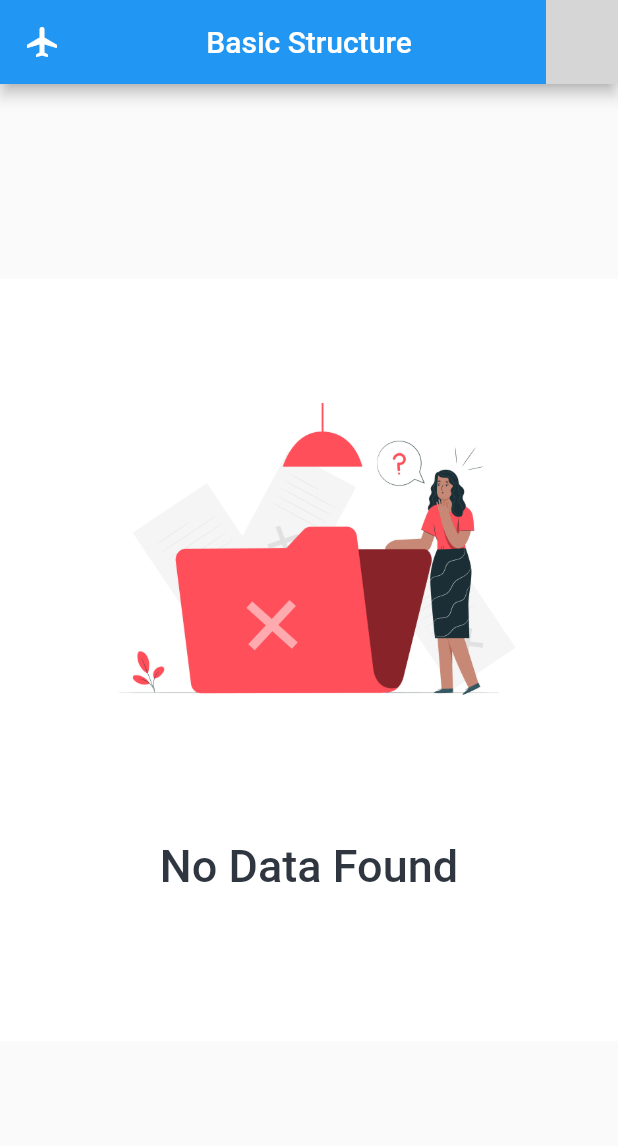
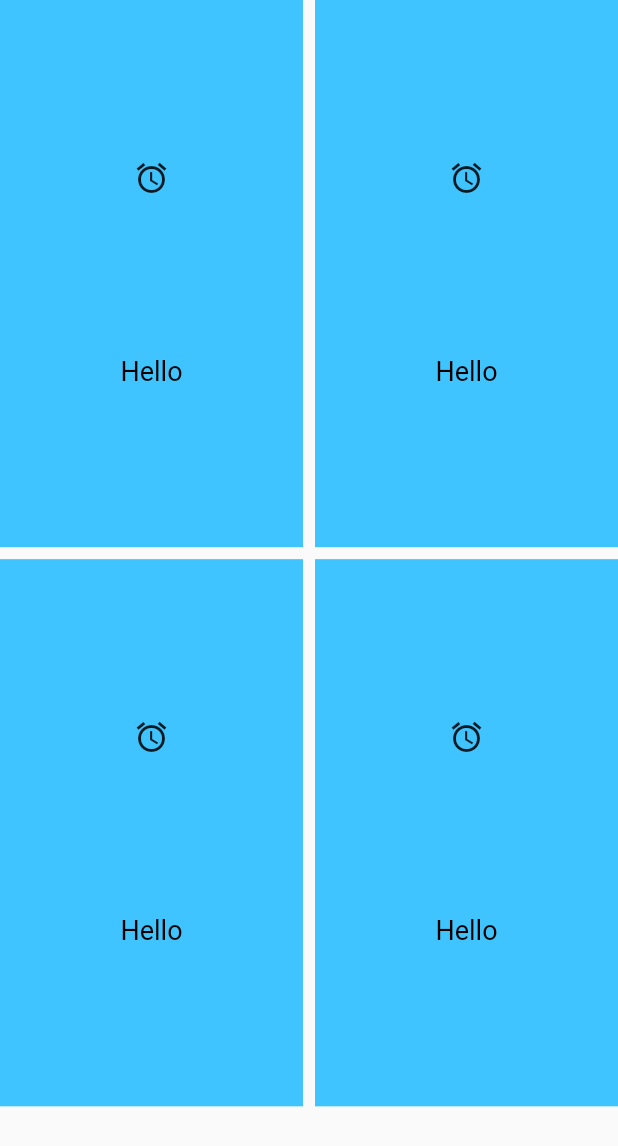
Before and after one commit to hackathon-pardarshcak/shopwear, a Flutter app: the screen it shows after launch, on a phone screen of 412 x 824 dp. Shown: the top 1146 px of the screen. Run offline on Flutter 3.47's test engine with Material 2 defaults, Android fonts, the phone set to English and light mode, and no system bars; our stand-ins replace connectivity_plus, dio, flutter_svg, get, lazy_load_scrollview, logger; missing offline and left inert: day_night_switcher; grey boxes are pictures that could not be loaded.

Commit message:
Done: -[x] grid view

```diff
--- /dev/null
+++ b/lib/UI/View/GridViewScreen/View/gridview.dart
@@ -0,0 +1,47 @@
+import 'package:flutter/material.dart';
+
+class Gridview extends StatefulWidget {
+  const Gridview({Key? key}) : super(key: key);
+
+  @override
+  State<Gridview> createState() => _GridviewState();
+}
+
+class _GridviewState extends State<Gridview> {
+
+  @override
+  Widget build(BuildContext context) {
+    var size = MediaQuery.of(context).size;
+    final double itemHeight = (size.height - kToolbarHeight - 24) / 2;
+    final double itemWidth = size.width / 2;
+    return Scaffold(
+      body: GridView.builder(
+        itemCount:4,
+        gridDelegate: SliverGridDelegateWithFixedCrossAxisCount(
+          crossAxisCount: MediaQuery.of(context).orientation ==
+              Orientation.landscape ? 3: 2,
+          crossAxisSpacing: 8,
+          mainAxisSpacing: 8,
+          childAspectRatio: (itemWidth / itemHeight),
+        ),
+        itemBuilder: (context,index) {
+          return GestureDetector(
+            onTap:(){
+            },
+            child:Container(
+              color: Colors.lightBlueAccent,
+              child: Column(
+                mainAxisAlignment:MainAxisAlignment.spaceEvenly,
+                children: [
+                  Icon(Icons.access_alarms_sharp),
+                  Text('Hello',style: TextStyle(fontSize: 18, color: Colors.black),
+                      textAlign: TextAlign.center),
+                ],
+              ),
+            ),
+          );
+        },
+      )
+    );
+  }
+}
--- a/lib/UI/View/UserModule/View/user_screen.dart
+++ b/lib/UI/View/UserModule/View/user_screen.dart
@@ -23,7 +23,6 @@ class _UserListingState extends State<UserListing> with WidgetsBindingObserver{
 
   @override
   void dispose() {
-
     super.dispose();
   }
 
--- a/lib/main.dart
+++ b/lib/main.dart
@@ -1,6 +1,7 @@
 import 'package:flutter/material.dart';
 import 'package:get/get.dart';
 import 'Network/NetworkHandler/network_binding.dart';
+import 'UI/View/GridViewScreen/View/gridview.dart';
 import 'UI/View/UserModule/View/user_screen.dart';
 
 void main() {
@@ -18,8 +19,7 @@ class MyApp extends StatelessWidget {
       debugShowCheckedModeBanner: false,
       initialBinding: NetworkBinding(),
       theme: ThemeData.light(),
-      // fallbackLocale: const Locale('en', 'US'),
-      home: const UserListing(),
+      home: const Gridview(),
     );
   }
 }
```
Also changed, not shown: 2 other files.
